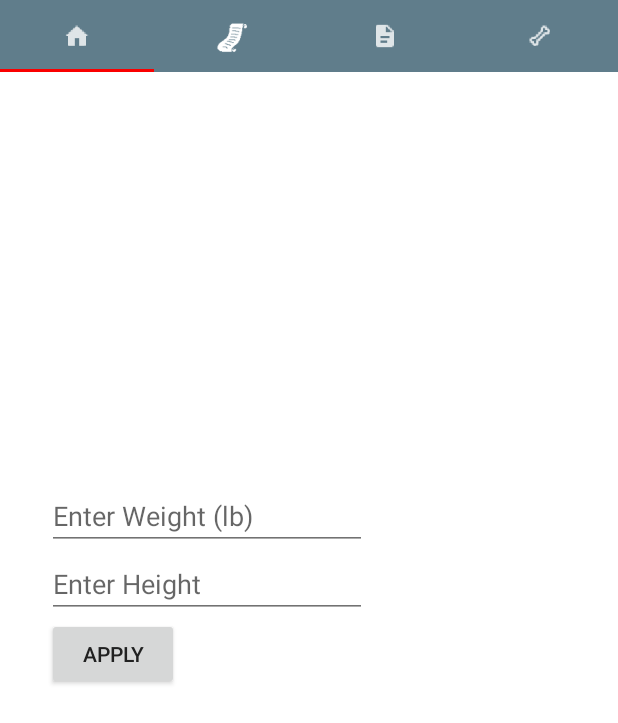
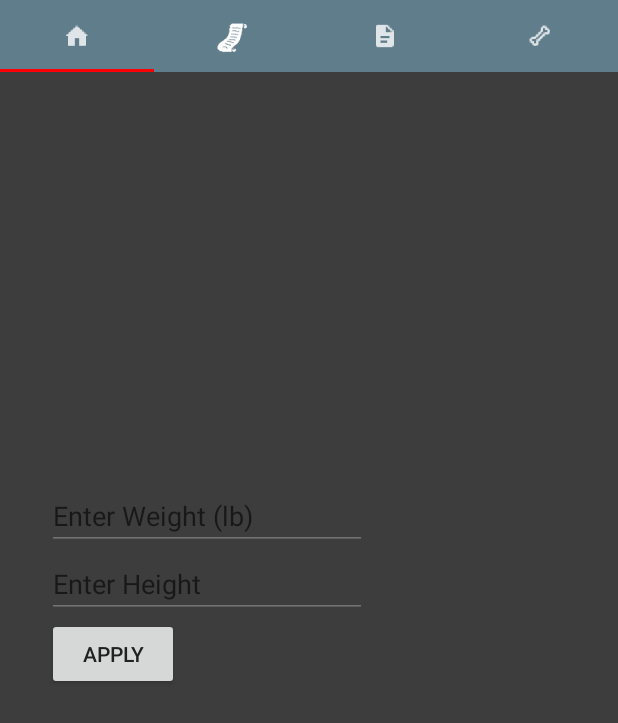
Before and after one commit to fyyhr/DNF, an Android app: the fragment ThirdFragment placed in its activity, on a phone screen of 412 x 824 dp. Shown: the top 723 px of the screen. Run offline under Robolectric (Android 15) with nearby library versions, the phone set to English and light mode, and no system bars; libraries missing offline, so code that uses them is left out: com.akexorcist.roundcornerprogressbar; 15 statements that could not run were skipped.

Commit message:
fixed some things.

```diff
--- a/app/src/main/res/layout/fragment_sec.xml
+++ b/app/src/main/res/layout/fragment_sec.xml
@@ -5,7 +5,7 @@
     xmlns:circular="http://schemas.android.com/apk/res-auto"
     tools:context="com.example.darkdark.app.SecFragment"
     android:id="@+id/frag1"
-    android:background="#FFFFFF">
+    android:background="#3d3d3d">
 
     <!-- TODO: Update blank fragment layout -->
 
@@ -40,6 +40,7 @@
             android:visibility="gone" />
 
         <TextView android:id="@+id/count"
+
         android:textSize="36dp"
         android:textColor="@android:color/black"
         android:layout_width="wrap_content"
@@ -78,7 +79,8 @@
             android:textAppearance="?android:attr/textAppearanceLarge"
             android:text="Life+"
             android:layout_gravity="center_horizontal"
-            android:layout_marginTop="40dp" />
+            android:layout_marginTop="40dp"
+            android:textColor="#FFFFFF" />
 
         <TextView
             android:layout_width="wrap_content"
@@ -86,7 +88,8 @@
             android:textAppearance="?android:attr/textAppearanceLarge"
             android:id="@+id/lifetime_today"
             android:layout_gravity="center_horizontal"
-            android:layout_marginTop="10dp" />
+            android:layout_marginTop="10dp"
+            android:textColor="#FFFFFF" />
 
 
     </LinearLayout>
--- a/app/src/main/res/layout/fragment_third.xml
+++ b/app/src/main/res/layout/fragment_third.xml
@@ -1,7 +1,7 @@
 <RelativeLayout xmlns:android="http://schemas.android.com/apk/res/android"
     xmlns:tools="http://schemas.android.com/tools" android:layout_width="match_parent"
     android:layout_height="match_parent" tools:context="com.example.darkdark.app.ThirdFragment"
-    android:background="#FFFFFF">
+    android:background="#3d3d3d">
 
     <Button
         android:layout_width="wrap_content"
@@ -13,6 +13,7 @@
         android:layout_alignStart="@+id/editHeight" />
 
     <EditText
+        android:textColor="#FFFFFF"
         android:layout_width="wrap_content"
         android:layout_height="wrap_content"
         android:inputType="numberDecimal"
@@ -23,6 +24,7 @@
         android:layout_alignStart="@+id/editHeight" />
 
     <EditText
+        android:textColor="#FFFFFF"
         android:layout_width="wrap_content"
         android:layout_height="wrap_content"
         android:inputType="numberDecimal"
@@ -34,6 +36,7 @@
         android:layout_marginStart="31dp" />
 
     <TextView
+        android:textColor="#FFFFFF"
         android:layout_width="wrap_content"
         android:layout_height="wrap_content"
         android:textAppearance="?android:attr/textAppearanceMedium"
@@ -43,6 +46,7 @@
         android:paddingRight="20dp" />
 
     <TextView
+        android:textColor="#FFFFFF"
         android:layout_width="wrap_content"
         android:layout_height="wrap_content"
         android:textAppearance="?android:attr/textAppearanceMedium"
@@ -52,6 +56,7 @@
         android:paddingRight="20dp" />
 
     <TextView
+        android:textColor="#FFFFFF"
         android:layout_width="wrap_content"
         android:layout_height="wrap_content"
         android:textAppearance="?android:attr/textAppearanceMedium"
@@ -61,6 +66,7 @@
         android:paddingRight="20dp" />
 
     <TextView
+        android:textColor="#FFFFFF"
         android:layout_width="wrap_content"
         android:layout_height="wrap_content"
         android:textAppearance="?android:attr/textAppearanceMedium"
@@ -69,6 +75,7 @@
         android:layout_alignStart="@+id/buttonWH" />
 
     <TextView
+        android:textColor="#FFFFFF"
         android:layout_width="wrap_content"
         android:layout_height="wrap_content"
         android:textAppearance="?android:attr/textAppearanceMedium"
```
Also changed, not shown: app/src/main/java/com/example/darkdark/app/SecFragment.java (+17 -6 lines), app/src/main/res/layout/fragment_second.xml (+19 -1 lines).
